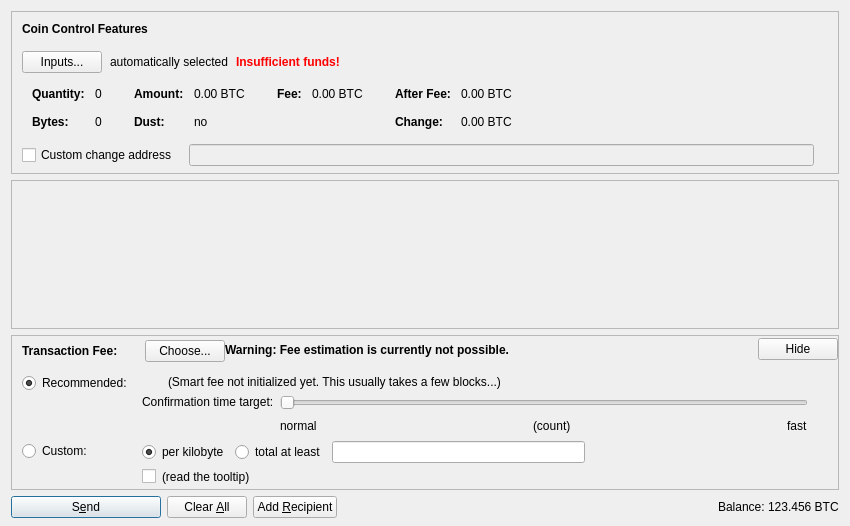
Above: src/qt/forms/sendcoinsdialog.ui from dogecoin/dogecoin before the change. Below: the same form after it.
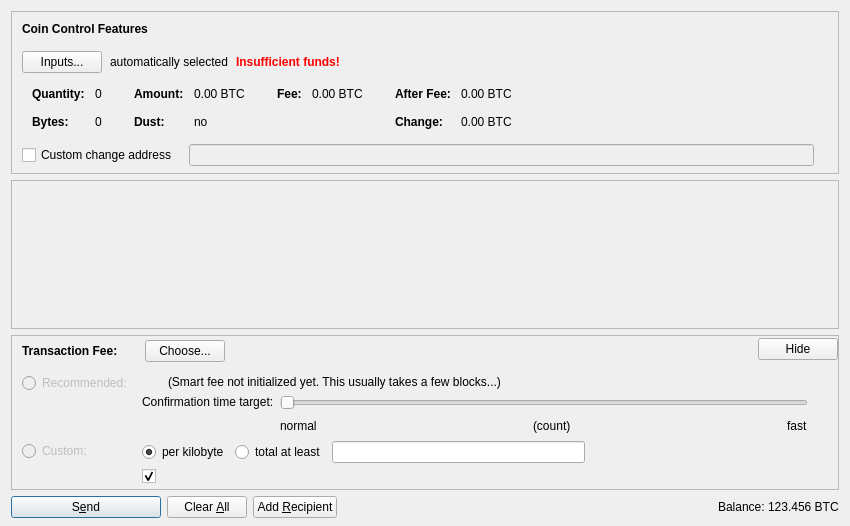
That is the form after the change. Icons and pictures are not drawn. Custom widgets are drawn as their Qt base class.

Commit message:
Hide smart fee UI elements
Hide smart fee UI elements, as they do not make sense for Dogecoin. Dogecoin uses the defined minimum in virtually all transactions, rather than smart fees, and this Bitcoin-focused UI does not match the expected workflow.

Patch:
```diff
--- a/src/qt/forms/sendcoinsdialog.ui
+++ b/src/qt/forms/sendcoinsdialog.ui
@@ -759,6 +759,7 @@
             </item>
            </layout>
           </item>
+          <!--
           <item>
            <widget class="QLabel" name="fallbackFeeWarningLabel">
             <property name="toolTip">
@@ -778,6 +779,7 @@
             </property>
            </widget>
           </item>
+          -->
           <item>
            <spacer name="horizontalSpacer_4">
             <property name="orientation">
@@ -896,14 +898,20 @@
                 <layout class="QHBoxLayout" name="horizontalLayoutFee8">
                  <item>
                   <widget class="QCheckBox" name="checkBoxMinimumFee">
+                   <!--
                    <property name="toolTip">
                     <string>Paying only the minimum fee is just fine as long as there is less transaction volume than space in the blocks. But be aware that this can end up in a never confirming transaction once there is more demand for dogecoin transactions than the network can process.</string>
                    </property>
+                     -->
                    <property name="text">
                     <string/>
                    </property>
+                   <property name="checked">
+                    <bool>true</bool>
+                   </property>
                   </widget>
                  </item>
+                 <!--
                  <item>
                   <widget class="QLabel" name="labelMinFeeWarning">
                    <property name="enabled">
@@ -920,6 +928,7 @@
                    </property>
                   </widget>
                  </item>
+                   -->
                  <item>
                   <spacer name="horizontalSpacer_2">
                    <property name="orientation">
@@ -944,8 +953,8 @@
                  <property name="text">
                   <string>Recommended:</string>
                  </property>
-                 <property name="checked">
-                  <bool>true</bool>
+                 <property name="enabled">
+                  <bool>false</bool>
                  </property>
                  <attribute name="buttonGroup">
                   <string notr="true">groupFee</string>
@@ -974,6 +983,9 @@
                  <property name="text">
                   <string>Custom:</string>
                  </property>
+                 <property name="enabled">
+                  <bool>false</bool>
+                 </property>
                  <attribute name="buttonGroup">
                   <string notr="true">groupFee</string>
                  </attribute>
```
The commit also changes 1 other file.
